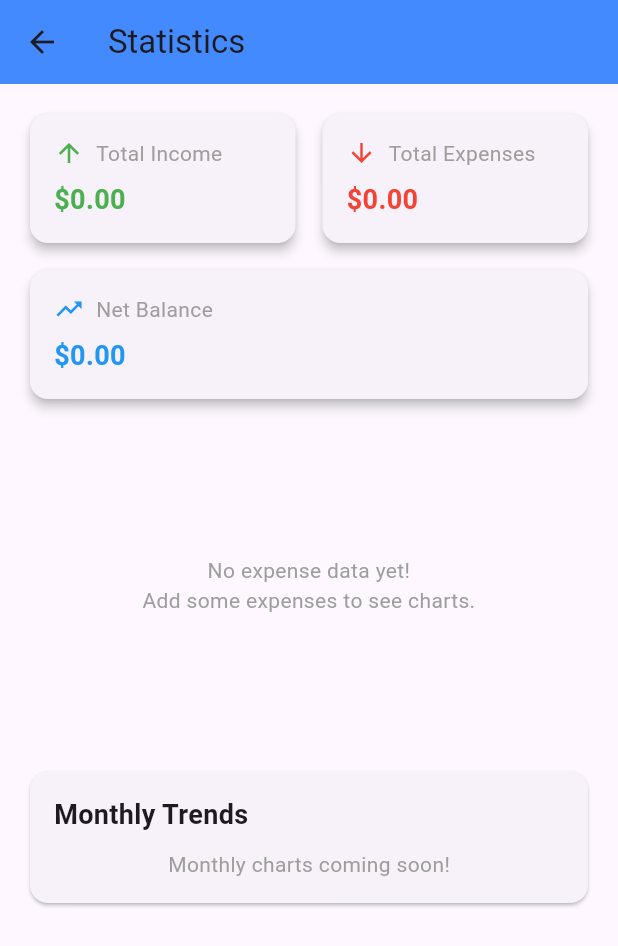
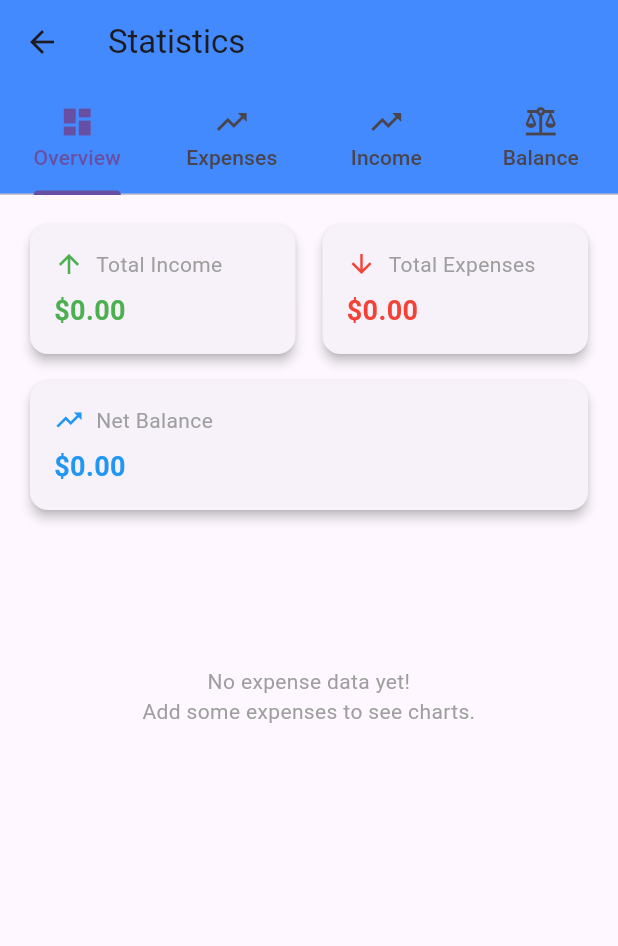
Before and after one commit to Rashmina02/usb-tethering-quick-access, a Flutter app: the StatisticsScreen screen opened directly, on a phone screen of 412 x 824 dp. Shown: the top 946 px of the screen. Run offline on Flutter 3.47's test engine with Material 3 defaults, Android fonts, the light colour scheme and no system bars; our stand-ins replace fl_chart.

Commit message:
feat: add monthly trend charts with tabbed interface

```diff
--- a/lib/screens/statistics.dart
+++ b/lib/screens/statistics.dart
@@ -1,5 +1,6 @@
 import 'package:flutter/material.dart';
 import 'package:finance_tracker/widgets/expense_chart.dart';
+import 'package:finance_tracker/widgets/monthly_chart.dart';
 import 'package:finance_tracker/data/database.dart';
 
 class StatisticsScreen extends StatefulWidget {
@@ -7,14 +8,16 @@ class StatisticsScreen extends StatefulWidget {
   _StatisticsScreenState createState() => _StatisticsScreenState();
 }
 
-class _StatisticsScreenState extends State<StatisticsScreen> {
+class _StatisticsScreenState extends State<StatisticsScreen> with SingleTickerProviderStateMixin {
   final FinanceDatabase _db = FinanceDatabase();
   double _totalIncome = 0;
   double _totalExpenses = 0;
+  late TabController _tabController;
 
   @override
   void initState() {
     super.initState();
+    _tabController = TabController(length: 4, vsync: this);
     _loadData();
   }
 
@@ -44,8 +47,30 @@ class _StatisticsScreenState extends State<StatisticsScreen> {
       appBar: AppBar(
         title: Text('Statistics'),
         backgroundColor: Colors.blueAccent,
+        bottom: TabBar(
+          controller: _tabController,
+          tabs: [
+            Tab(icon: Icon(Icons.dashboard), text: 'Overview'),
+            Tab(icon: Icon(Icons.trending_up), text: 'Expenses'),
+            Tab(icon: Icon(Icons.trending_up), text: 'Income'),
+            Tab(icon: Icon(Icons.balance), text: 'Balance'),
+          ],
         ),
-      body: Padding(
+      ),
+      body: TabBarView(
+        controller: _tabController,
+        children: [
+          _buildOverviewTab(),
+          _buildChartTab(ChartType.expenses),
+          _buildChartTab(ChartType.income),
+          _buildChartTab(ChartType.balance),
+        ],
+      ),
+    );
+  }
+
+  Widget _buildOverviewTab() {
+    return Padding(
       padding: EdgeInsets.all(16.0),
       child: ListView(
         children: [
@@ -80,31 +105,43 @@ class _StatisticsScreenState extends State<StatisticsScreen> {
           ),
           SizedBox(height: 20),
 
-            // Expense Chart
+          // Expense Distribution Chart
           ExpenseChart(),
           SizedBox(height: 20),
+        ],
+      ),
+    );
+  }
 
-            // Monthly Trends (Placeholder for next step)
-            Card(
+  Widget _buildChartTab(ChartType chartType) {
+    return Padding(
+      padding: EdgeInsets.all(16.0),
+      child: ListView(
+        children: [
+          MonthlyTrendChart(chartType: chartType),
+          SizedBox(height: 20),
+          _buildStatsForChartType(chartType),
+        ],
+      ),
+    );
+  }
+
+  Widget _buildStatsForChartType(ChartType chartType) {
+    // Placeholder for advanced stats
+    return Card(
       child: Padding(
         padding: EdgeInsets.all(16.0),
         child: Column(
           crossAxisAlignment: CrossAxisAlignment.start,
           children: [
             Text(
-                      'Monthly Trends',
-                      style: TextStyle(fontSize: 18, fontWeight: FontWeight.bold),
+              'Advanced Statistics',
+              style: TextStyle(fontSize: 16, fontWeight: FontWeight.bold),
             ),
             SizedBox(height: 10),
-                    Center(
-                      child: Text(
-                        'Monthly charts coming soon!',
+            Text(
+              'Average, trends, and comparisons coming soon!',
               style: TextStyle(color: Colors.grey),
-                      ),
-                    ),
-                  ],
-                ),
-              ),
             ),
           ],
         ),
@@ -144,4 +181,10 @@ class _StatisticsScreenState extends State<StatisticsScreen> {
       ),
     );
   }
+
+  @override
+  void dispose() {
+    _tabController.dispose();
+    super.dispose();
   }
+}
--- a/pubspec.yaml
+++ b/pubspec.yaml
@@ -12,6 +12,7 @@ dependencies:
     sdk: flutter
   fl_chart: ^0.66.0  # Alternative chart package - no intl conflicts!
   path_provider: ^2.1.1
+  intl: ^0.18.1
   # intl package is included with Flutter SDK
 
 dev_dependencies:
```
Also changed, not shown: lib/data/database.dart (+52 -0 lines), lib/widgets/monthly_chart.dart (added, +208 -0 lines), lib/widgets/charts.dart (deleted), pubspec.lock. Lines whose indentation alone changed are shown as unchanged.
